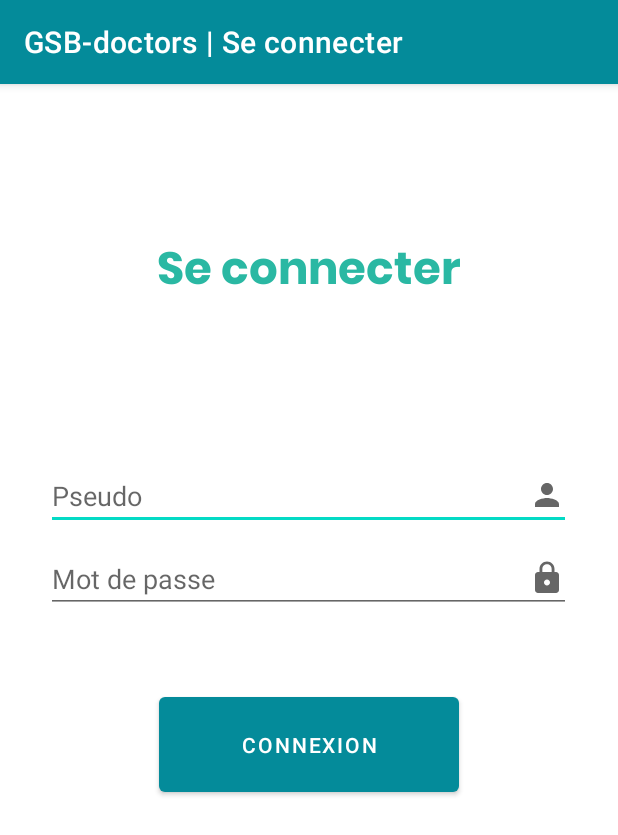
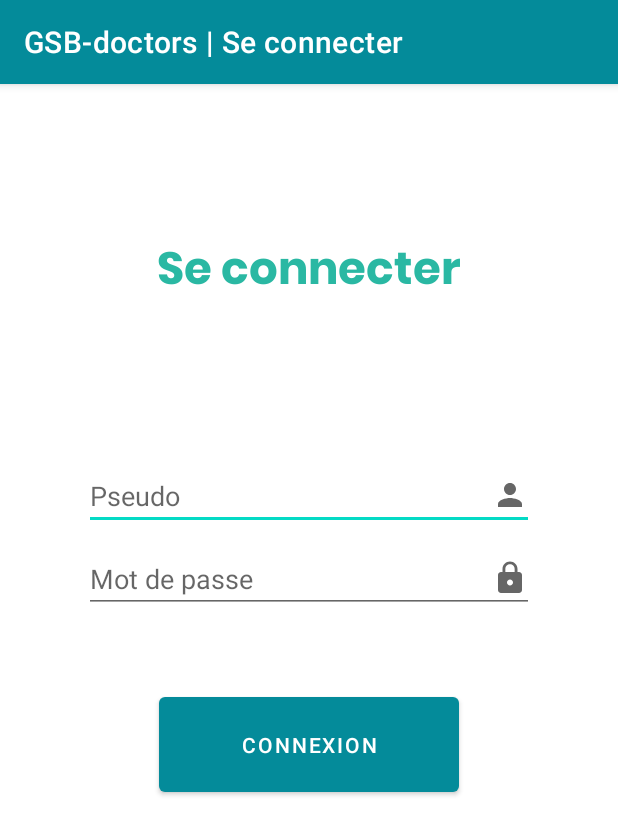
Before and after one commit to DevDeNiro/GSB-Gestion-Compte-Rendus, an Android app: the screen it shows after launch (identification), on a phone screen of 412 x 824 dp. Shown: the top 835 px of the screen. Run offline under Robolectric (Android 15) with nearby library versions, the light colour scheme and no system bars; libraries missing offline, so code that uses them is left out: com.vishnusivadas.advanced_httpurlconnection.

Commit message:
Update login_main.xml

```diff
--- a/app/src/main/res/layout/login_main.xml
+++ b/app/src/main/res/layout/login_main.xml
@@ -1,17 +1,14 @@
 <?xml version="1.0" encoding="utf-8"?>
 <androidx.constraintlayout.widget.ConstraintLayout xmlns:android="http://schemas.android.com/apk/res/android"
     xmlns:app="http://schemas.android.com/apk/res-auto"
-    xmlns:tools="http://schemas.android.com/tools"
     android:layout_width="match_parent"
-    android:layout_height="match_parent"
-    tools:context=".MainActivity">
+    android:layout_height="match_parent">
 
     <LinearLayout
         android:layout_width="match_parent"
         android:layout_height="match_parent"
         android:orientation="vertical"
-        android:gravity="center_horizontal"
-        >
+        android:gravity="center_horizontal">
 
         <TextView
             android:layout_width="match_parent"
@@ -25,7 +22,7 @@
 
         <EditText
             android:id="@+id/connexionPseudo"
-            android:layout_width="350dp"
+            android:layout_width="300dp"
             android:layout_height="wrap_content"
             android:layout_marginHorizontal="75dp"
             android:layout_marginTop="100dp"
@@ -38,7 +35,7 @@
 
         <EditText
             android:id="@+id/connexionPassword"
-            android:layout_width="350dp"
+            android:layout_width="300dp"
             android:layout_height="wrap_content"
             android:layout_marginTop="10dp"
             android:inputType="textPassword"
```
